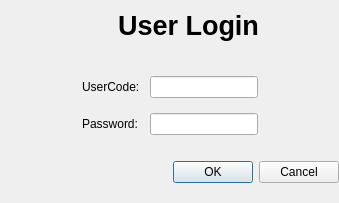
Before: the Qt Designer form Ui/UserLogin.ui in golden7602/zion, drawn with Qt 5.
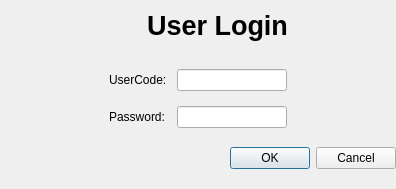
After: the same form once the commit is applied. Icons and pictures are not drawn.

```diff
--- a/Ui/UserLogin.ui
+++ b/Ui/UserLogin.ui
@@ -6,8 +6,8 @@
    <rect>
     <x>0</x>
     <y>0</y>
-    <width>339</width>
-    <height>203</height>
+    <width>396</width>
+    <height>189</height>
    </rect>
   </property>
   <property name="windowTitle">
@@ -92,6 +92,7 @@
        <widget class="QLabel" name="label_4">
         <property name="font">
          <font>
+          <family>Arial</family>
           <pointsize>20</pointsize>
           <weight>75</weight>
           <bold>true</bold>
```
